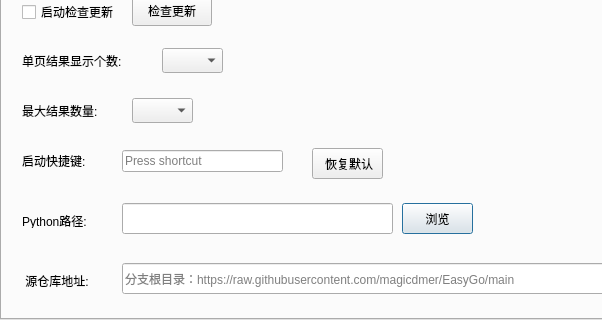
Old version of the form SetDlg.ui in the repository magicdmer/EasyGo; both pictures show x 0 to 602 and y 203 to 523 of the 742 by 523 pixel window.
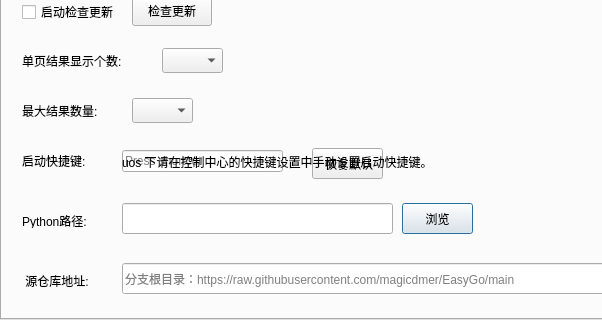
New version of the form.

```diff
--- a/SetDlg.ui
+++ b/SetDlg.ui
@@ -230,6 +230,19 @@
         </font>
        </property>
       </widget>
+      <widget class="QLabel" name="labelShortcutHint">
+       <property name="geometry">
+        <rect>
+         <x>120</x>
+         <y>323</y>
+         <width>400</width>
+         <height>31</height>
+        </rect>
+       </property>
+       <property name="text">
+        <string>uos 下请在控制中心的快捷键设置中手动设置启动快捷键。</string>
+       </property>
+      </widget>
       <widget class="QCheckBox" name="chkBoxCheckUpdate">
        <property name="geometry">
         <rect>
```
